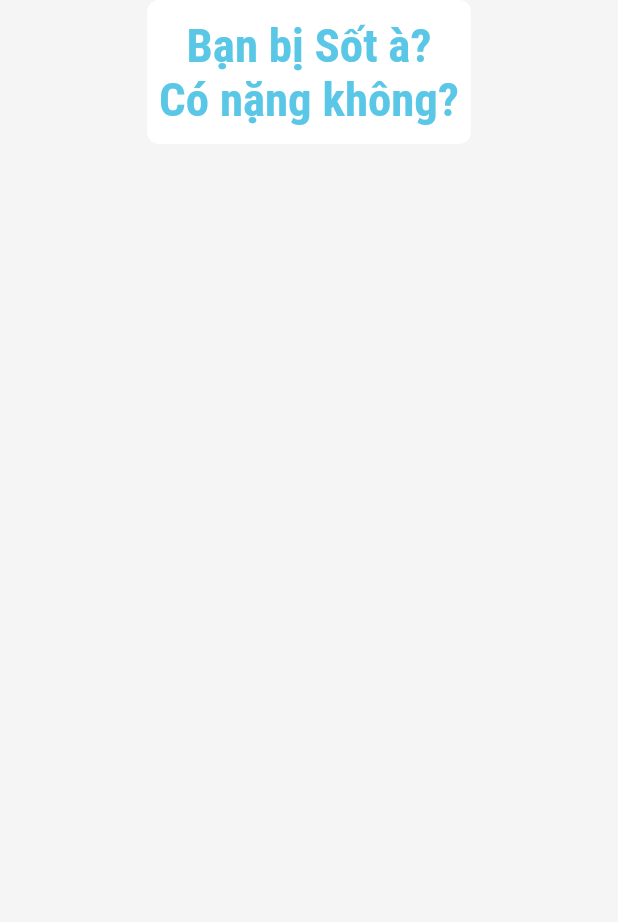
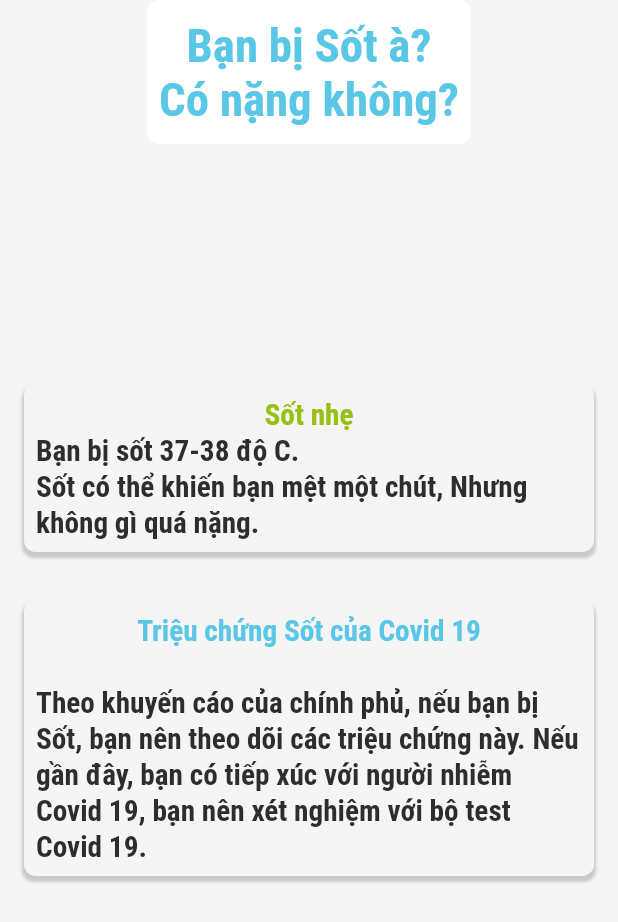
Before and after one commit to MinhTran0311/CovidDiary, a Flutter app: the screen it shows after launch, on a phone screen of 412 x 824 dp. Shown: the top 922 px of the screen. Run offline on Flutter 3.47's test engine with Material 2 defaults, Android fonts, the phone set to English and light mode, and no system bars; our stand-ins replace flutter_screenutil, flutter_svg, mask_text_input_formatter, modal_bottom_sheet, shared_preferences.

Commit message:
symptom message

```diff
--- a/lib/HealthDiary/symptom_detail.dart
+++ b/lib/HealthDiary/symptom_detail.dart
@@ -123,6 +123,16 @@ class _SymptomReportState extends State<SymptomDetail> {
       "",
     ],
   ];
+  static List<String> generalSymptomInfo = [
+    "Ho là một trong những triệu chứng quan trọng nhất của Covid 19, mặc dù có rất nhiều bệnh cũng có triệu chứng này.",
+    "",
+    "",
+    "",
+    "",
+    "",
+    "",
+    "",
+  ];
   static List<String Function(String)> governmentAdvice = [
     (str) =>
         "Theo khuyến cáo của chính phủ, nếu bạn bị $str, " +
@@ -133,6 +143,7 @@ class _SymptomReportState extends State<SymptomDetail> {
         "Theo khuyến cáo của chính phủ, nếu bạn bị $str, " +
         "bạn nên tìm trợ giúp y tế ngay lập tức.",
   ];
+  static List<int> governmentAdviceType = [0, 0, 1, 0, 0, 0, 1, 0];
 
   Color lerpGradient(LinearGradient gradient, double t) {
     List<Color> colors = gradient.colors;
@@ -173,25 +184,15 @@ class _SymptomReportState extends State<SymptomDetail> {
     widget.onSliderChange(slider);
   }
 
+  static List<Color> redgreen = [
+    CustomColors.success,
+    CustomColors.warning,
+    CustomColors.error,
+  ];
   @override
   Widget build(BuildContext context) {
     LinearGradient redgreenGradient = LinearGradient(
-      colors:
-          //*
-          [
-        CustomColors.success,
-        CustomColors.warning,
-        CustomColors.error,
-      ]
-      // */
-      /*
-          [
-        Colors.green,
-        Colors.yellow,
-        Colors.red,
-      ]
-      // */
-      ,
+      colors: redgreen,
     );
 
     Color sliderThumbColor = lerpGradient(redgreenGradient, currentValue);
@@ -252,10 +253,10 @@ class _SymptomReportState extends State<SymptomDetail> {
                   trackShape: GradientRectSliderTrackShape(
                     gradient: redgreenGradient,
                   ),
-                  trackHeight: 16,
+                  trackHeight: 16.h,
                   thumbColor: sliderThumbColor,
                   thumbShape: RoundSliderThumbShape(
-                    enabledThumbRadius: 16,
+                    enabledThumbRadius: 16.h,
                   ),
                 ),
                 child: Slider(
@@ -263,8 +264,82 @@ class _SymptomReportState extends State<SymptomDetail> {
                   onChanged: onSliderChanged,
                 ),
               ),
-
-              // */
+              Container(
+                padding: EdgeInsets.all(8),
+                margin: EdgeInsets.all(16),
+                decoration: BoxDecoration(
+                  color: getCustomColor().background,
+                  borderRadius: BorderRadius.circular(8.r),
+                  boxShadow: [
+                    BoxShadow(
+                      color: Colors.grey.withOpacity(0.5),
+                      spreadRadius: 1,
+                      blurRadius: 1,
+                      offset: Offset(0, 3), // changes position of shadow
+                    ),
+                  ],
+                ),
+                child: Column(
+                  children: [
+                    Center(
+                      child: Text(
+                        symptomNameList[symptom] + severity[currentSeverity],
+                        style: Theme.of(context).textTheme.headline6!.copyWith(
+                              color: redgreen[currentSeverity],
+                            ),
+                      ),
+                    ),
+                    Center(
+                      child: Text(
+                        symptomInfo[symptom][currentSeverity],
+                        style: Theme.of(context).textTheme.headline6!,
+                      ),
+                    ),
+                  ],
+                ),
+              ),
+              Container(
+                padding: EdgeInsets.all(8),
+                margin: EdgeInsets.all(16),
+                decoration: BoxDecoration(
+                  color: getCustomColor().background,
+                  borderRadius: BorderRadius.circular(8.r),
+                  boxShadow: [
+                    BoxShadow(
+                      color: Colors.grey.withOpacity(0.5),
+                      spreadRadius: 1,
+                      blurRadius: 1,
+                      offset: Offset(0, 3), // changes position of shadow
+                    ),
+                  ],
+                ),
+                child: Column(
+                  children: [
+                    Center(
+                      child: Text(
+                        "Triệu chứng ${symptomNameList[symptom]} của Covid 19",
+                        style: Theme.of(context)
+                            .textTheme
+                            .headline6!
+                            .copyWith(color: getCustomColor().primary),
+                      ),
+                    ),
+                    Center(
+                      child: Text(
+                        generalSymptomInfo[symptom],
+                        style: Theme.of(context).textTheme.headline6!,
+                      ),
+                    ),
+                    Center(
+                      child: Text(
+                        governmentAdvice[governmentAdviceType[symptom]](
+                            symptomNameList[symptom]),
+                        style: Theme.of(context).textTheme.headline6!,
+                      ),
+                    )
+                  ],
+                ),
+              ),
               Expanded(child: Container()),
             ],
           ),
--- a/lib/core/splash/splash_page.dart
+++ b/lib/core/splash/splash_page.dart
@@ -39,7 +39,7 @@ class _SplashPageState extends State<SplashPage> {
     //   pushReplacement(context, BoardingScreen());
     // }
     pushReplacement(SymptomDetail(symptom: 1, onSliderChange: (_) {}), context);
-    //pushReplacement(HealthReport(), context);
+    //pushReplacement(SymptomReport(), context);
   }
 
   @override
```
Also changed, not shown: lib/HealthDiary/symptom_report.dart (+25 -26 lines), 1 other file.
